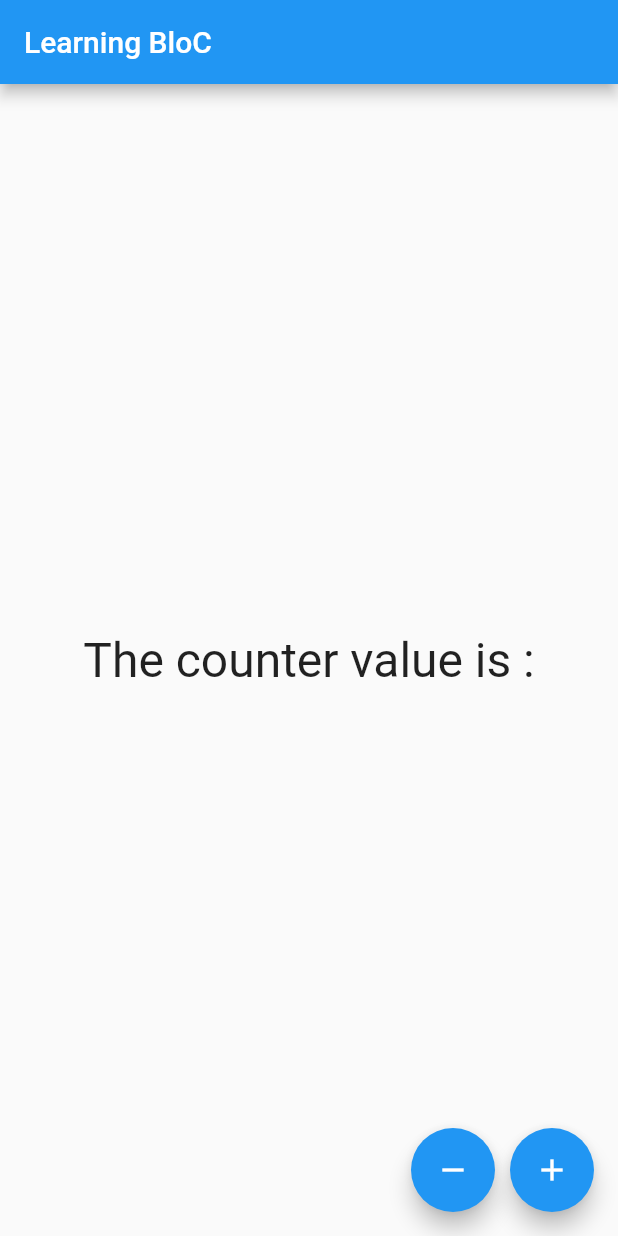
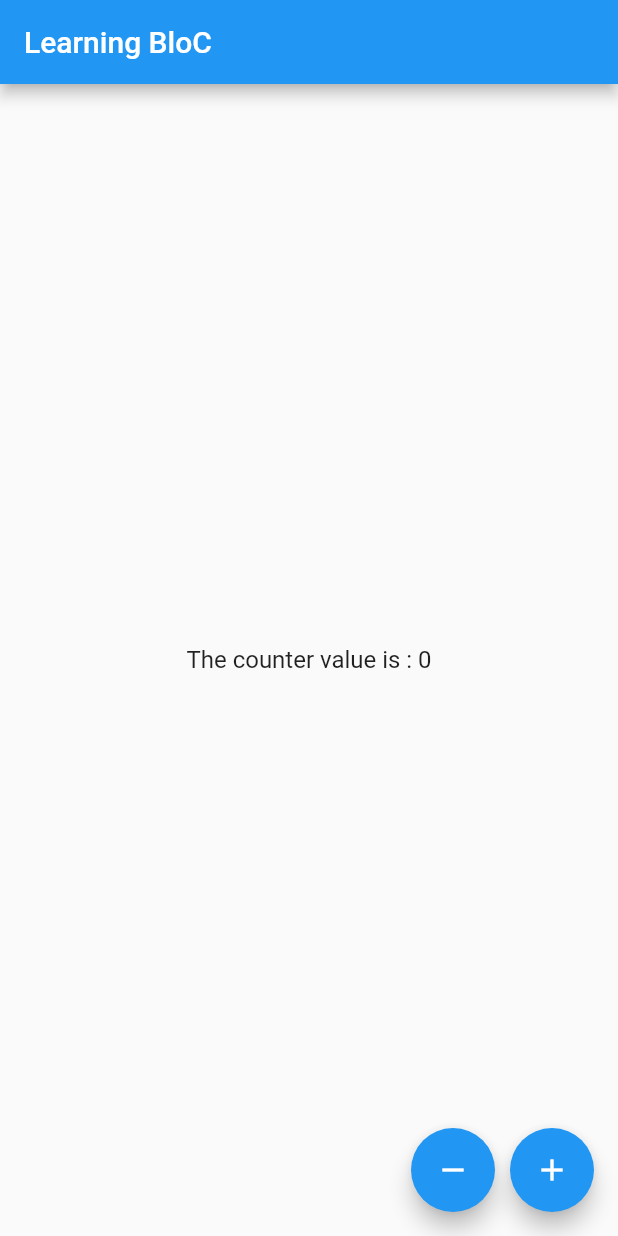
Before and after one commit to Chethan-170/flutter_bloc_example, a Flutter app: the screen it shows after launch, on a phone screen of 412 x 824 dp. Run offline on Flutter 3.47's test engine with Material 2 defaults, Android fonts, the phone set to English and light mode, and no system bars; our stand-ins replace bloc, equatable, flutter_bloc.

Commit message:
bloc basics

```diff
--- a/lib/app.dart
+++ b/lib/app.dart
@@ -1,4 +1,7 @@
+import 'package:bloc_tutorial/blocs/counter/counter_bloc.dart';
 import 'package:flutter/material.dart';
+import 'package:flutter_bloc/flutter_bloc.dart';
+import 'other_page.dart';
 
 class App extends StatelessWidget {
   const App({super.key});
@@ -11,27 +14,57 @@ class App extends StatelessWidget {
         appBar: AppBar(
           title: Text("Learning BloC"),
         ),
-        body: Column(
-            mainAxisAlignment: MainAxisAlignment.center,
-            children: <Widget>[
-              Center(
-                  child: Text(
-                'The counter value is :',
-                style: TextStyle(fontSize: 32),
-              ))
-            ]),
+        body: BlocListener<CounterBloc, CounterState>(
+          listener: (context, state) {
+            if (state.counter == 3) {
+              showDialog(
+                context: context,
+                builder: (context) {
+                  return AlertDialog(
+                    content: Text('counter is ${state.counter}'),
+                  );
+                },
+              );
+            } else if (state.counter == -1) {
+              Navigator.push(
+                context,
+                MaterialPageRoute(builder: (context) {
+                  return OtherPage();
+                }),
+              );
+            }
+          },
+          child: Column(
+              mainAxisAlignment: MainAxisAlignment.center,
+              children: <Widget>[
+                Center(
+                    child: Text(
+                  'The counter value is : ${context.watch<CounterBloc>().state.counter}',
+                  style: TextStyle(
+                      fontSize:
+                          context.select((CounterBloc c) => c.state.counter > 0)
+                              ? 32
+                              : 16),
+                )),
+              ]),
+        ),
         floatingActionButton: Row(
           mainAxisAlignment: MainAxisAlignment.end,
           children: [
             FloatingActionButton(
-              onPressed: () {},
+              onPressed: () {
+                context.read<CounterBloc>().add(DecrementCounterEvent());
+              },
               child: const Icon(Icons.remove),
             ),
             const SizedBox(
               width: 10,
             ),
             FloatingActionButton(
-              onPressed: () {},
+              onPressed: () {
+                BlocProvider.of<CounterBloc>(context)
+                    .add(IncrementCounterEvent());
+              },
               child: const Icon(Icons.add),
             )
           ],
--- /dev/null
+++ b/lib/blocs/counter/counter_bloc.dart
@@ -0,0 +1,18 @@
+import 'package:bloc/bloc.dart';
+import 'package:equatable/equatable.dart';
+
+part 'counter_event.dart';
+part 'counter_state.dart';
+
+class CounterBloc extends Bloc<CounterEvent, CounterState> {
+  CounterBloc() : super(CounterState.initial()) {
+    on<IncrementCounterEvent>((event, emit) {
+      emit(state.copyWith(counter: state.counter + 1));
+    });
+    on<DecrementCounterEvent>(_decrementCounter);
+  }
+
+  void _decrementCounter(DecrementCounterEvent event, Emitter emitParam) {
+    emitParam(state.copyWith(counter: state.counter - 1));
+  }
+}
--- /dev/null
+++ b/lib/blocs/counter/counter_event.dart
@@ -0,0 +1,12 @@
+part of 'counter_bloc.dart';
+
+abstract class CounterEvent extends Equatable {
+  const CounterEvent();
+
+  @override
+  List<Object> get props => [];
+}
+
+class IncrementCounterEvent extends CounterEvent {}
+
+class DecrementCounterEvent extends CounterEvent {}
--- /dev/null
+++ b/lib/blocs/counter/counter_state.dart
@@ -0,0 +1,18 @@
+part of 'counter_bloc.dart';
+
+class CounterState extends Equatable {
+  final int counter;
+
+  CounterState({required this.counter});
+
+  factory CounterState.initial() {
+    return CounterState(counter: 0);
+  }
+
+  CounterState copyWith({int? counter}) {
+    return CounterState(counter: counter ?? this.counter);
+  }
+
+  @override
+  List<Object> get props => [counter];
+}
```
Also changed, not shown: lib/main.dart (+6 -1 lines).
